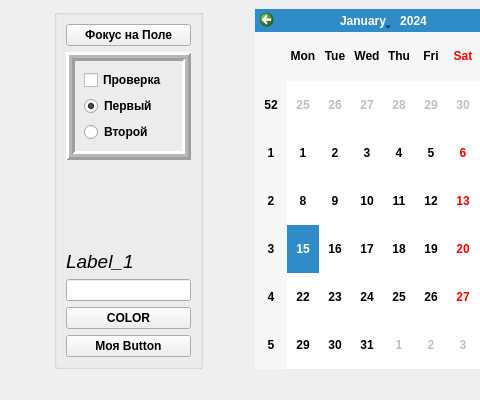
Old version of the form QT_6/test6/mainwindow.ui in the repository Azonfox/CPPQT; both pictures show x 0 to 480 and y 0 to 400 of the 700 by 400 pixel window.
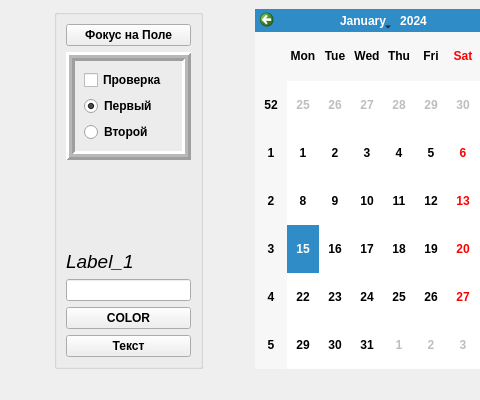
New version of the form.

Commit message: manual connect (setFocusButton) signal-slots  QT6/test6

```diff
--- a/QT_6/test6/mainwindow.ui
+++ b/QT_6/test6/mainwindow.ui
@@ -375,7 +375,7 @@
          <item>
           <widget class="QPushButton" name="pushButton1">
            <property name="text">
-            <string>Моя Button</string>
+            <string>Текст</string>
            </property>
           </widget>
          </item>
```
Left out of the diff: 30 changed lines with no effect on the pictures. The commit also changes 3 other files.
